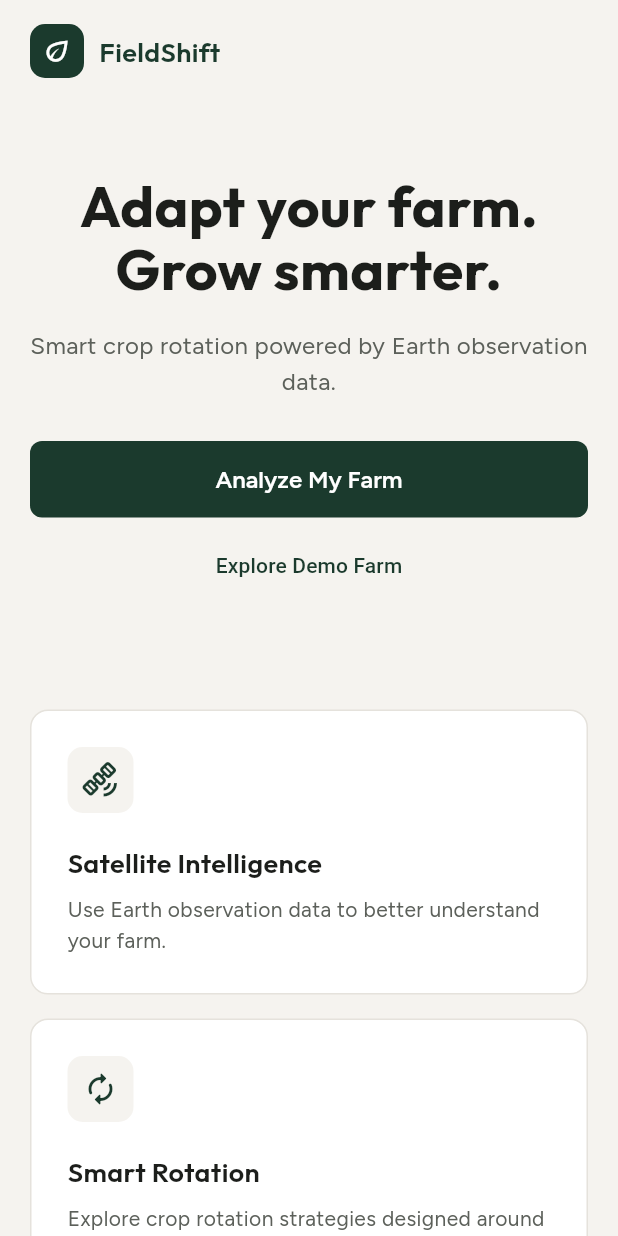
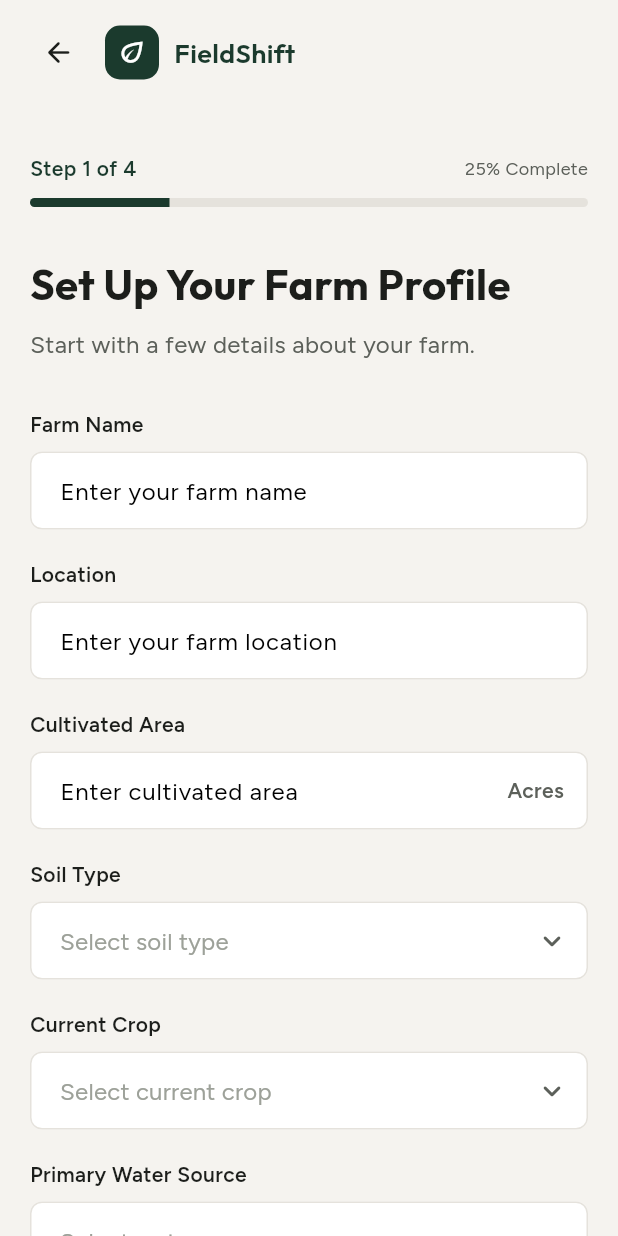
Before and after one commit to aliaaAbdelwhab-coder/Adapting-Farms-with-NASA-Data, a Flutter app: the screen it shows after launch, after a tap on "Analyze My Farm", on a phone screen of 412 x 824 dp. Run offline on Flutter 3.47's test engine with Material 3 defaults, Android fonts, the phone set to English and light mode, and no system bars; our stand-ins replace google_fonts.

Commit message:
feat: add farm profile and priorities setup flow

```diff
--- a/frontend/lib/core/routing/app_router.dart
+++ b/frontend/lib/core/routing/app_router.dart
@@ -1,17 +1,33 @@
 import 'package:flutter/material.dart';
 
+import '../../features/farm/presentation/screens/farm_setup_screen.dart';
 import '../../features/onboarding/presentation/screens/welcome_screen.dart';
+import '../../features/farm/presentation/screens/priorities_screen.dart';
 
 class AppRouter {
   AppRouter._();
 
   static const String welcome = '/';
+static const String farmSetup = '/farm-setup';
+static const String priorities = '/priorities';
 
 static Route<dynamic> generateRoute(RouteSettings settings) {
   switch (settings.name) {
     case welcome:
       return MaterialPageRoute(
         builder: (_) => const WelcomeScreen(),
+        settings: settings,
+      );
+
+    case farmSetup:
+      return MaterialPageRoute(
+        builder: (_) => const FarmSetupScreen(),
+        settings: settings,
+      );
+
+      case priorities:
+  return MaterialPageRoute(
+    builder: (_) => const PrioritiesScreen(),
     settings: settings,
   );
 
--- /dev/null
+++ b/frontend/lib/features/farm/presentation/screens/farm_setup_screen.dart
@@ -0,0 +1,32 @@
+import 'package:flutter/material.dart';
+
+import '../../../../core/theme/app_colors.dart';
+import '../widgets/farm_profile_form.dart';
+import '../widgets/farm_setup_header.dart';
+
+class FarmSetupScreen extends StatelessWidget {
+  const FarmSetupScreen({super.key});
+
+  @override
+  Widget build(BuildContext context) {
+    return Scaffold(
+      backgroundColor: AppColors.background,
+      body: SafeArea(
+        child: Column(
+          children: [
+            FarmSetupHeader(
+              onBack: () {
+                Navigator.pop(context);
+              },
+            ),
+            const Expanded(
+              child: SingleChildScrollView(
+                child: FarmProfileForm(),
+              ),
+            ),
+          ],
+        ),
+      ),
+    );
+  }
+}
--- /dev/null
+++ b/frontend/lib/features/farm/presentation/widgets/farm_profile_form.dart
@@ -0,0 +1,395 @@
+import 'package:flutter/material.dart';
+
+import '../../../../core/theme/app_colors.dart';
+import '../../../../core/theme/app_text_styles.dart';
+import '../../../../core/routing/app_router.dart';
+
+class FarmProfileForm extends StatelessWidget {
+  const FarmProfileForm({super.key});
+
+  @override
+  Widget build(BuildContext context) {
+    return LayoutBuilder(
+      builder: (context, constraints) {
+        final isMobile = constraints.maxWidth < 700;
+
+        return Center(
+          child: ConstrainedBox(
+            constraints: const BoxConstraints(
+              maxWidth: 760,
+            ),
+            child: Padding(
+              padding: EdgeInsets.symmetric(
+                horizontal: isMobile ? 20 : 32,
+                vertical: isMobile ? 32 : 48,
+              ),
+              child: Column(
+                crossAxisAlignment: CrossAxisAlignment.start,
+                children: [
+                  Row(
+  children: [
+    Text(
+      'Step 1 of 4',
+      style: AppTextStyles.body.copyWith(
+        fontWeight: FontWeight.w600,
+        color: AppColors.primaryGreen,
+      ),
+    ),
+    const Spacer(),
+    Text(
+      '25% Complete',
+      style: AppTextStyles.caption.copyWith(
+        color: AppColors.textSecondary,
+      ),
+    ),
+  ],
+),
+const SizedBox(height: 10),
+ClipRRect(
+  borderRadius: BorderRadius.circular(999),
+  child: LinearProgressIndicator(
+    value: 0.25,
+    minHeight: 6,
+    backgroundColor: AppColors.borderSlate,
+    color: AppColors.primaryGreen,
+  ),
+),
+const SizedBox(height: 32),
+                  Text(
+                    'Set Up Your Farm Profile',
+                    style: AppTextStyles.h1.copyWith(
+                      fontSize: isMobile ? 28 : 32,
+                    ),
+                  ),
+                  const SizedBox(height: 8),
+                  Text(
+                    'Start with a few details about your farm.',
+                    style: AppTextStyles.bodyLarge.copyWith(
+                      color: AppColors.textSecondary,
+                    ),
+                  ),
+                  const SizedBox(height: 32),
+
+if (isMobile) ...[
+  const _FarmTextField(
+    label: 'Farm Name',
+    hintText: 'Enter your farm name',
+  ),
+  const SizedBox(height: 20),
+  const _FarmTextField(
+    label: 'Location',
+    hintText: 'Enter your farm location',
+  ),
+  const SizedBox(height: 20),
+  const _FarmTextField(
+    label: 'Cultivated Area',
+    hintText: 'Enter cultivated area',
+    suffixText: 'Acres',
+  ),
+  const SizedBox(height: 20),
+  const _SoilTypeDropdown(),
+  const SizedBox(height: 20),
+const _CurrentCropDropdown(),
+const SizedBox(height: 20),
+const _WaterSourceDropdown(),
+] else ...[
+  const Row(
+    crossAxisAlignment: CrossAxisAlignment.start,
+    children: [
+      Expanded(
+        child: _FarmTextField(
+          label: 'Farm Name',
+          hintText: 'Enter your farm name',
+        ),
+      ),
+      SizedBox(width: 20),
+      Expanded(
+        child: _FarmTextField(
+          label: 'Location',
+          hintText: 'Enter your farm location',
+        ),
+      ),
+    ],
+  ),
+  const SizedBox(height: 20),
+  const Row(
+    crossAxisAlignment: CrossAxisAlignment.start,
+    children: [
+      Expanded(
+        child: _FarmTextField(
+          label: 'Cultivated Area',
+          hintText: 'Enter cultivated area',
+          suffixText: 'Acres',
+        ),
+      ),
+      SizedBox(width: 20),
+      Expanded(
+        child: _SoilTypeDropdown(),
+      ),
+    ],
+  ),
+ const SizedBox(height: 20),
+const Row(
+  crossAxisAlignment: CrossAxisAlignment.start,
+  children: [
+    Expanded(
+      child: _CurrentCropDropdown(),
+    ),
+    SizedBox(width: 20),
+    Expanded(
+      child: _WaterSourceDropdown(),
+    ),
+  ],
+),
+],
+                const SizedBox(height: 32),
+
+SizedBox(
+  width: double.infinity,
+  child: FilledButton(
+   onPressed: () {
+  Navigator.pushNamed(
+    context,
+    AppRouter.priorities,
+  );
+},
+    child: const Padding(
+      padding: EdgeInsets.symmetric(vertical: 4),
+      child: Text('Continue to Priorities'),
+    ),
+  ),
+),
+
+const SizedBox(height: 24),
+                ],
+
+              ),
+            ),
+          ),
+        );
+      },
+    );
+  }
+}
+
+class _FarmTextField extends StatelessWidget {
+  const _FarmTextField({
+    required this.label,
+    required this.hintText,
+    this.suffixText,
+  });
+
+  final String label;
+  final String hintText;
+  final String? suffixText;
+  @override
+  Widget build(BuildContext context) {
+    return Column(
+      crossAxisAlignment: CrossAxisAlignment.start,
+      children: [
+        Text(
+          label,
+          style: AppTextStyles.body.copyWith(
+            fontWeight: FontWeight.w600,
+            color: AppColors.textPrimary,
+          ),
+        ),
+        const SizedBox(height: 8),
+        TextFormField(
+          decoration: InputDecoration(
+  hintText: hintText,
+  suffixIcon: suffixText == null
+    ? null
+    : Padding(
+        padding: const EdgeInsets.symmetric(horizontal: 16),
+        child: Center(
+          widthFactor: 1,
+          child: Text(
+            suffixText!,
+            style: AppTextStyles.body.copyWith(
+              color: AppColors.textSecondary,
+              fontWeight: FontWeight.w600,
+            ),
+          ),
+        ),
+      ),
+),
+        ),
+      ],
+    );
+  }
+}
+class _SoilTypeDropdown extends StatefulWidget {
+  const _SoilTypeDropdown();
+
+  @override
+  State<_SoilTypeDropdown> createState() => _SoilTypeDropdownState();
+}
+
+class _SoilTypeDropdownState extends State<_SoilTypeDropdown> {
+  String? selectedSoilType;
+
+  static const List<String> soilTypes = [
+    'Loam',
+    'Clay',
+    'Sandy Loam',
+  ];
+
+  @override
+  Widget build(BuildContext context) {
+    return Column(
+      crossAxisAlignment: CrossAxisAlignment.start,
+      children: [
+        Text(
+          'Soil Type',
+          style: AppTextStyles.body.copyWith(
+            fontWeight: FontWeight.w600,
+            color: AppColors.textPrimary,
+          ),
+        ),
+        const SizedBox(height: 8),
+        DropdownButtonFormField<String>(
+          initialValue: selectedSoilType,
+          hint: Text(
+            'Select soil type',
+            style: AppTextStyles.bodyLarge.copyWith(
+              color: AppColors.textMuted,
+            ),
+          ),
+          icon: const Icon(
+            Icons.keyboard_arrow_down_rounded,
+            color: AppColors.textSecondary,
+          ),
+          items: soilTypes.map((soilType) {
+            return DropdownMenuItem<String>(
+              value: soilType,
+              child: Text(soilType),
+            );
+          }).toList(),
+          onChanged: (value) {
+            setState(() {
+              selectedSoilType = value;
+            });
+          },
+        ),
+      ],
+    );
+  }
+}
+class _CurrentCropDropdown extends StatefulWidget {
+  const _CurrentCropDropdown();
+
+  @override
+  State<_CurrentCropDropdown> createState() =>
+      _CurrentCropDropdownState();
+}
+
+class _CurrentCropDropdownState extends State<_CurrentCropDropdown> {
+  String? selectedCrop;
+
+  static const List<String> crops = [
+    'Corn',
+    'Wheat',
+    'Soybean',
+    'Rice',
+  ];
+
+  @override
+  Widget build(BuildContext context) {
+    return Column(
+      crossAxisAlignment: CrossAxisAlignment.start,
+      children: [
+        Text(
+          'Current Crop',
+          style: AppTextStyles.body.copyWith(
+            fontWeight: FontWeight.w600,
+            color: AppColors.textPrimary,
+          ),
+        ),
+        const SizedBox(height: 8),
+        DropdownButtonFormField<String>(
+          initialValue: selectedCrop,
+          hint: Text(
+            'Select current crop',
+            style: AppTextStyles.bodyLarge.copyWith(
+              color: AppColors.textMuted,
+            ),
+          ),
+          icon: const Icon(
+            Icons.keyboard_arrow_down_rounded,
+            color: AppColors.textSecondary,
+          ),
+          items: crops.map((crop) {
+            return DropdownMenuItem<String>(
+              value: crop,
+              child: Text(crop),
+            );
+          }).toList(),
+          onChanged: (value) {
+            setState(() {
+              selectedCrop = value;
+            });
+          },
+        ),
+      ],
+    );
+  }
+}
+class _WaterSourceDropdown extends StatefulWidget {
+  const _WaterSourceDropdown();
+
+  @override
+  State<_WaterSourceDropdown> createState() =>
+      _WaterSourceDropdownState();
+}
+
+class _WaterSourceDropdownState extends State<_WaterSourceDropdown> {
+  String? selectedWaterSource;
+
+  static const List<String> waterSources = [
+    'Irrigated',
+    'Rain-fed',
+    'Mixed',
+  ];
+
+  @override
+  Widget build(BuildContext context) {
+    return Column(
+      crossAxisAlignment: CrossAxisAlignment.start,
+      children: [
+        Text(
+          'Primary Water Source',
+          style: AppTextStyles.body.copyWith(
+            fontWeight: FontWeight.w600,
+            color: AppColors.textPrimary,
+          ),
+        ),
+        const SizedBox(height: 8),
+        DropdownButtonFormField<String>(
+          initialValue: selectedWaterSource,
+          hint: Text(
+            'Select water source',
+            style: AppTextStyles.bodyLarge.copyWith(
+              color: AppColors.textMuted,
+            ),
+          ),
+          icon: const Icon(
+            Icons.keyboard_arrow_down_rounded,
+            color: AppColors.textSecondary,
+          ),
+          items: waterSources.map((source) {
+            return DropdownMenuItem<String>(
+              value: source,
+              child: Text(source),
+            );
+          }).toList(),
+          onChanged: (value) {
+            setState(() {
+              selectedWaterSource = value;
+            });
+          },
+        ),
+      ],
+    );
+  }
+}
--- /dev/null
+++ b/frontend/lib/features/farm/presentation/widgets/farm_setup_header.dart
@@ -0,0 +1,71 @@
+import 'package:flutter/material.dart';
+
+import '../../../../core/theme/app_colors.dart';
+import '../../../../core/theme/app_text_styles.dart';
+
+class FarmSetupHeader extends StatelessWidget {
+  const FarmSetupHeader({
+    super.key,
+    required this.onBack,
+  });
+
+  final VoidCallback onBack;
+
+  @override
+  Widget build(BuildContext context) {
+    return LayoutBuilder(
+      builder: (context, constraints) {
+        final isMobile = constraints.maxWidth < 600;
+
+        return Padding(
+          padding: EdgeInsets.symmetric(
+            horizontal: isMobile ? 20 : 48,
+            vertical: isMobile ? 16 : 20,
+          ),
+          child: Row(
+            children: [
+              InkWell(
+                onTap: onBack,
+                borderRadius: BorderRadius.circular(10),
+                child: Padding(
+                  padding: const EdgeInsets.all(8),
+                  child: const Icon(
+                    Icons.arrow_back_rounded,
+                    color: AppColors.textPrimary,
+                    size: 22,
+                  ),
+                ),
+              ),
+              const SizedBox(width: 12),
+              Row(
+                mainAxisSize: MainAxisSize.min,
+                children: [
+                  Container(
+                    width: 36,
+                    height: 36,
+                    decoration: BoxDecoration(
+                      color: AppColors.primaryGreen,
+                      borderRadius: BorderRadius.circular(10),
+                    ),
+                    child: const Icon(
+                      Icons.eco_outlined,
+                      color: AppColors.surfaceWhite,
+                      size: 21,
+                    ),
+                  ),
+                  const SizedBox(width: 10),
+                  Text(
+                    'FieldShift',
+                    style: AppTextStyles.h3.copyWith(
+                      color: AppColors.primaryGreen,
+                    ),
+                  ),
+                ],
+              ),
+            ],
+          ),
+        );
+      },
+    );
+  }
+}
--- a/frontend/lib/features/onboarding/presentation/screens/welcome_screen.dart
+++ b/frontend/lib/features/onboarding/presentation/screens/welcome_screen.dart
@@ -1,6 +1,7 @@
 import 'package:flutter/material.dart';
 
 import '../../../../core/theme/app_colors.dart';
+import '../../../../core/routing/app_router.dart';
 import '../widgets/welcome_header.dart';
 import '../widgets/welcome_hero.dart';
 import '../widgets/welcome_features.dart';
@@ -22,7 +23,10 @@ class WelcomeScreen extends StatelessWidget {
   children: [
     WelcomeHero(
   onAnalyzeFarm: () {
-        // TODO: Navigate to farm setup.
+    Navigator.pushNamed(
+      context,
+      AppRouter.farmSetup,
+    );
   },
   onExploreDemo: () {
     // TODO: Open demo farm.
```
Also changed, not shown: frontend/lib/features/farm/presentation/screens/priorities_screen.dart (added, +215 -0 lines). Lines whose indentation alone changed are shown as unchanged.
